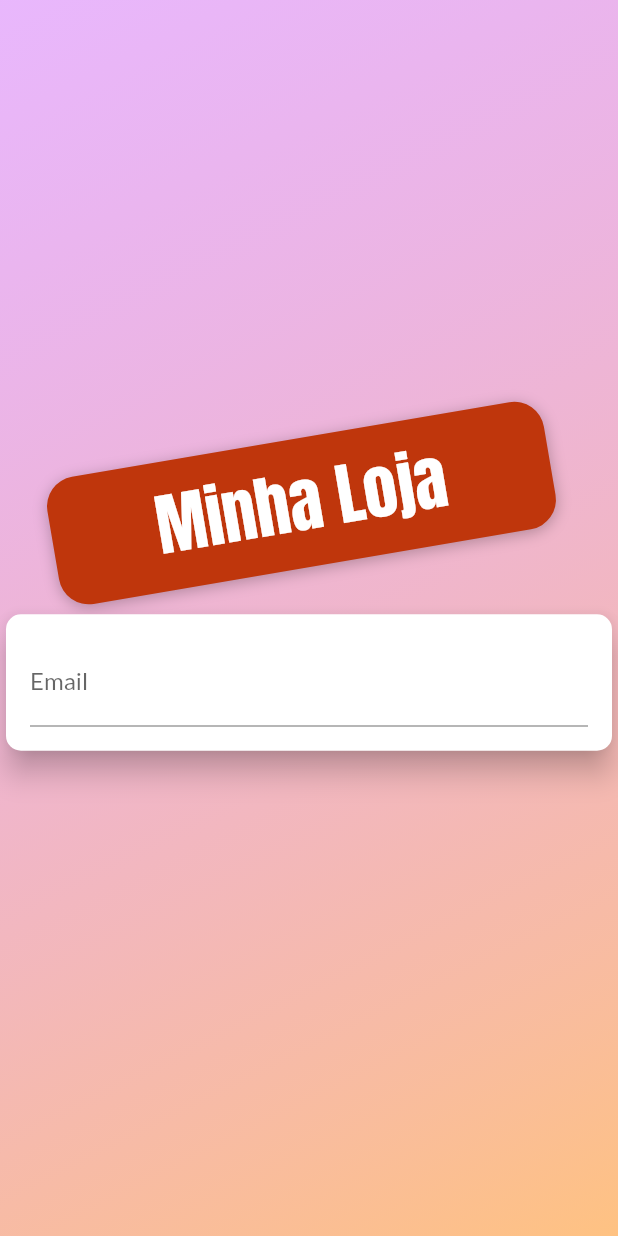
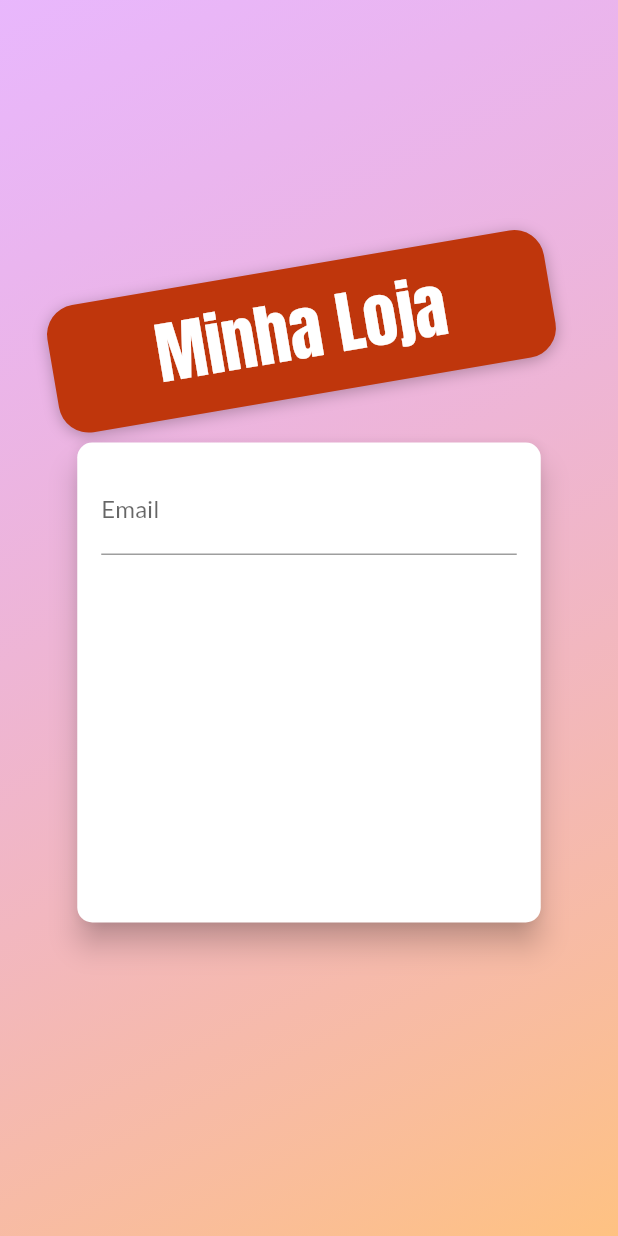
Before and after one commit to lucianopalhares/shop-flutter, a Flutter app: the screen it shows after launch, on a phone screen of 412 x 824 dp. Run offline on Flutter 3.47's test engine with Material 2 defaults, Android fonts, the phone set to English and light mode, and no system bars.

Commit message:
tamanho do container do form de login

```diff
--- a/lib/components/auth_form.dart
+++ b/lib/components/auth_form.dart
@@ -13,12 +13,15 @@ class AuthForm extends StatefulWidget {
 class _AuthFormState extends State<AuthForm> {
   @override
   Widget build(BuildContext context) {
+    final deviceSize = MediaQuery.of(context).size;
     return Card(
       elevation: 8,
       shape: RoundedRectangleBorder(
         borderRadius: BorderRadius.circular(10)
       ),
       child: Container(
+        height: 320,
+        width: deviceSize.width * 0.75,
         padding: const EdgeInsets.all(16),
         child: Form(
           child: Column(
```
